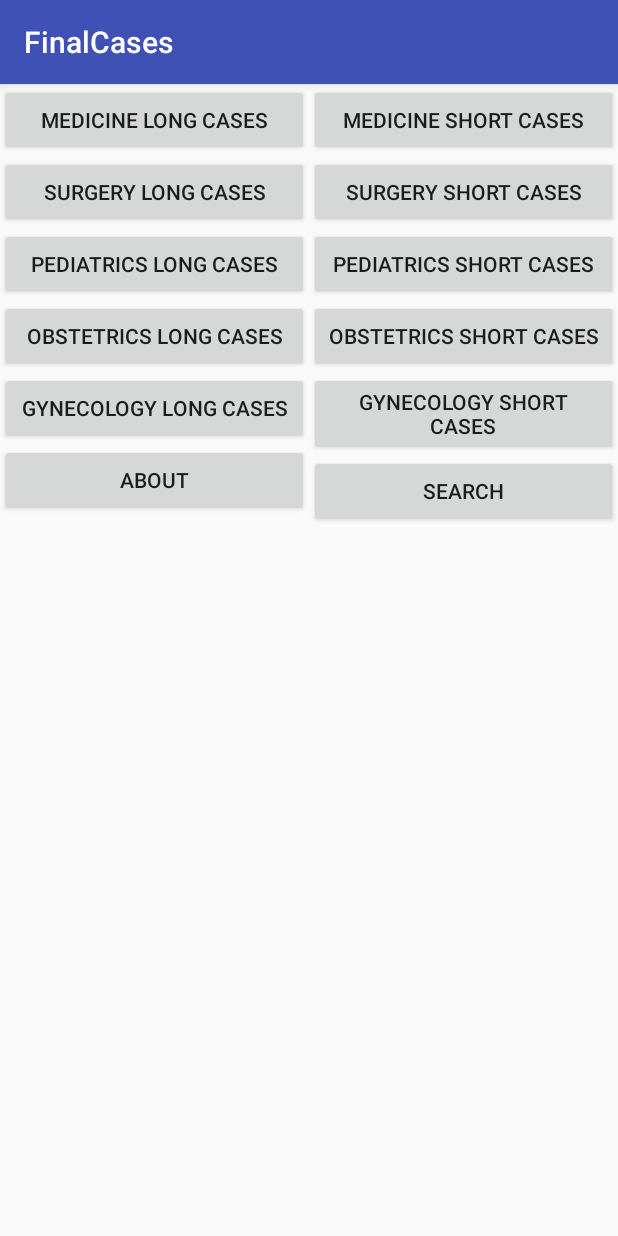
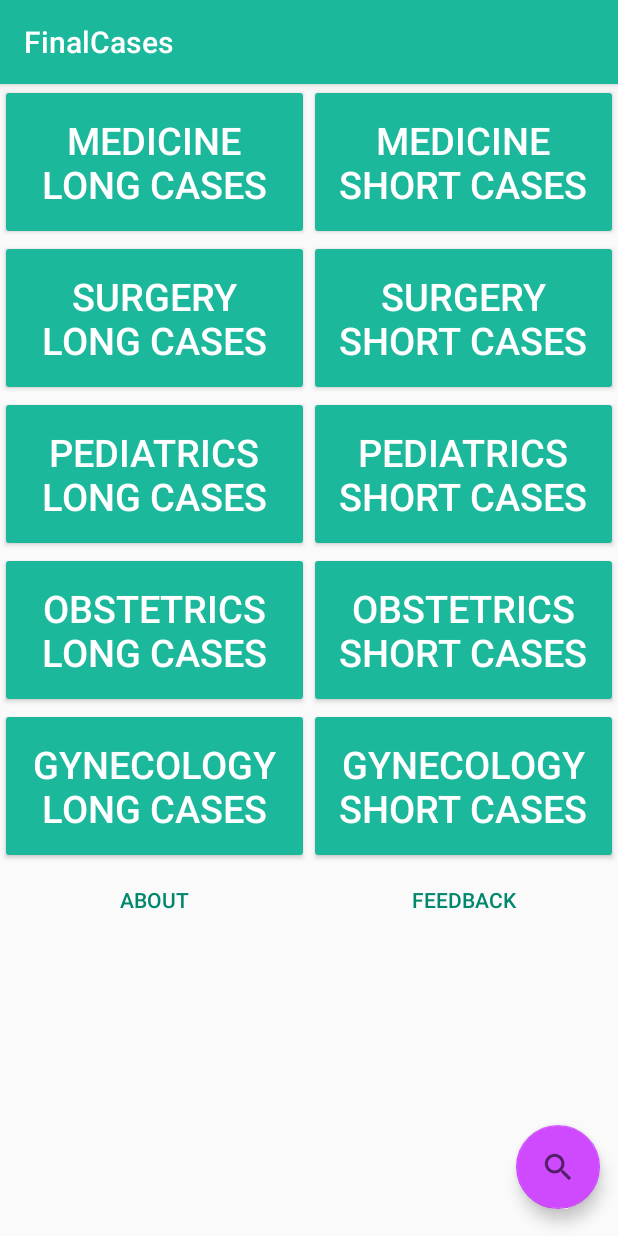
Before and after one commit to nsr8/BrowseCases, an Android app: the screen it shows after launch (MainActivity), on a phone screen of 412 x 824 dp. Run offline under Robolectric (Android 15) with nearby library versions, the phone set to English and light mode, and no system bars.

Commit message:
Incremental
Changes to UI
New theme
Updated topic list

```diff
--- a/app/build.gradle
+++ b/app/build.gradle
@@ -26,4 +26,5 @@ dependencies {
     testImplementation 'junit:junit:4.12'
     androidTestImplementation 'com.android.support.test:runner:1.0.2'
     androidTestImplementation 'com.android.support.test.espresso:espresso-core:3.0.2'
+    implementation 'com.android.support:design:28.0.0-rc02'
 }
--- a/app/src/main/java/com/zuhair/nasri/finalcases/MainActivity.java
+++ b/app/src/main/java/com/zuhair/nasri/finalcases/MainActivity.java
@@ -1,10 +1,12 @@
 package com.zuhair.nasri.finalcases;
 
 import android.content.Intent;
+import android.support.design.widget.FloatingActionButton;
 import android.support.v7.app.AppCompatActivity;
 import android.os.Bundle;
 import android.view.View;
 import android.widget.Button;
+import android.widget.Toast;
 
 public class MainActivity extends AppCompatActivity {
 
@@ -20,13 +22,16 @@ public class MainActivity extends AppCompatActivity {
     Button gyneS;
     Button gyneL;
     Button about;
-    Button search;
+    Button feedback;
+    FloatingActionButton searchFAB;
 
     @Override
     protected void onCreate(Bundle savedInstanceState) {
         super.onCreate(savedInstanceState);
         setContentView(R.layout.activity_main);
 
+        //initialize the FAB
+        searchFAB= findViewById(R.id.searchFAB);
 
         //initialize all variables
         medicineS = findViewById(R.id.medicineS);
@@ -39,8 +44,8 @@ public class MainActivity extends AppCompatActivity {
         obsL = findViewById(R.id.obsL);
         gyneS = findViewById(R.id.gyneS);
         gyneL = findViewById(R.id.gyneL);
-        about= findViewById(R.id.about);
-        search= findViewById(R.id.searchall);
+        about = findViewById(R.id.about);
+        feedback = findViewById(R.id.feedback);
 
 
 //set onClickListner for medicineS
@@ -60,7 +65,7 @@ public class MainActivity extends AppCompatActivity {
             }
         });
 
- //set onClickListner for medicineL
+        //set onClickListner for medicineL
         medicineL.setOnClickListener(new View.OnClickListener() {
 
             @Override
@@ -69,7 +74,7 @@ public class MainActivity extends AppCompatActivity {
 
                 Intent sendSection = new Intent(MainActivity.this, ListActivity.class);
 
-               //send text on the button as extra
+                //send text on the button as extra
                 sendSection.putExtra("SECTION", medicineL.getText().toString());
 
                 startActivity(sendSection);
@@ -121,7 +126,7 @@ public class MainActivity extends AppCompatActivity {
 
             }
         });
- //set onClickListner for paedL
+        //set onClickListner for paedL
         paedL.setOnClickListener(new View.OnClickListener() {
 
             @Override
@@ -214,8 +219,8 @@ public class MainActivity extends AppCompatActivity {
 
             }
         });
-        //set onClickListner for search button
-        search.setOnClickListener(new View.OnClickListener() {
+        //set onClickListner for feedback button
+        feedback.setOnClickListener(new View.OnClickListener() {
 
             @Override
 
@@ -223,12 +228,23 @@ public class MainActivity extends AppCompatActivity {
 
                 Intent sendSection = new Intent(MainActivity.this, ScrollingActivity.class);
 
-                sendSection.putExtra("SECTION", "search");
+                sendSection.putExtra("SECTION", "feedback");
 
                 startActivity(sendSection);
 
             }
         });
+        //set onClickListner for FAB
+
+        searchFAB.setOnClickListener(new View.OnClickListener() {
+            public void onClick(View v) {
+                // display toast onclick
+                Toast.makeText(MainActivity.this, "Search button is under construction", Toast.LENGTH_LONG).show();
+
+                // TODO Implement the search function
+            }
+
+        });
 
     }
 }
--- a/app/src/main/java/com/zuhair/nasri/finalcases/ScrollingActivity.java
+++ b/app/src/main/java/com/zuhair/nasri/finalcases/ScrollingActivity.java
@@ -68,10 +68,14 @@ public class ScrollingActivity extends Activity {
         }else if (getIntent().getStringExtra("SECTION").equals("Suggest new topic")) {
             //load html page of suggest content
             webView.loadUrl("file:///android_asset/suggest.html");
+        }else if (getIntent().getStringExtra("SECTION").equals("feedback")){
+            webView.loadUrl("file:///android_asset/issues.html");
 
         }else if (getIntent().getStringExtra("SECTION").equals("Goiters")) {
             //Goiter surgery short case
             webView.loadUrl("file:///android_asset/ss_goiters.html");
+
+
         } else {
            //catch all errors here
           webView.loadUrl("file:///android_asset/contribute.html");
--- a/app/src/main/res/layout/activity_main.xml
+++ b/app/src/main/res/layout/activity_main.xml
@@ -24,12 +24,18 @@
 
                 <Button
                     android:id="@+id/medicineL"
+                    android:theme="@style/PrimaryButton"
+                    android:textSize="@dimen/main_btn_text"
+                    android:padding="@dimen/main_btn_padding"
                     android:layout_width="match_parent"
                     android:layout_height="wrap_content"
                     android:text="@string/medicineL" />
 
                 <Button
                     android:id="@+id/surgeryL"
+                    android:theme="@style/PrimaryButton"
+                    android:textSize="@dimen/main_btn_text"
+                    android:padding="@dimen/main_btn_padding"
                     android:layout_width="match_parent"
                     android:layout_height="wrap_content"
                     android:text="@string/surgeryL" />
@@ -38,24 +44,34 @@
 
                 <Button
                     android:id="@+id/paedL"
+                    android:theme="@style/PrimaryButton"
+                    android:textSize="@dimen/main_btn_text"
+                    android:padding="@dimen/main_btn_padding"
                     android:layout_width="match_parent"
                     android:layout_height="wrap_content"
                     android:text="@string/paedL" />
 
                 <Button
                     android:id="@+id/obsL"
+                    android:theme="@style/PrimaryButton"
+                    android:textSize="@dimen/main_btn_text"
+                    android:padding="@dimen/main_btn_padding"
                     android:layout_width="match_parent"
                     android:layout_height="wrap_content"
                     android:text="@string/obsL" />
 
                 <Button
                     android:id="@+id/gyneL"
+                    android:theme="@style/PrimaryButton"
+                    android:textSize="@dimen/main_btn_text"
+                    android:padding="@dimen/main_btn_padding"
                     android:layout_width="match_parent"
                     android:layout_height="wrap_content"
                     android:text="@string/gyneL" />
 
                 <Button
                     android:id="@+id/about"
+                    android:theme="@style/PrimaryFlatButton"
                     android:layout_width="match_parent"
                     android:layout_height="wrap_content"
                     android:text="About"/>
@@ -70,39 +86,55 @@
 
                 <Button
                     android:id="@+id/medicineS"
+                    android:theme="@style/PrimaryButton"
+                    android:textSize="@dimen/main_btn_text"
+                    android:padding="@dimen/main_btn_padding"
                     android:layout_width="match_parent"
                     android:layout_height="wrap_content"
                     android:text="@string/medicineS" />
 
                 <Button
                     android:id="@+id/surgeryS"
+                    android:theme="@style/PrimaryButton"
+                    android:textSize="@dimen/main_btn_text"
+                    android:padding="@dimen/main_btn_padding"
                     android:layout_width="match_parent"
                     android:layout_height="wrap_content"
                     android:text="@string/surgeryS" />
 
                 <Button
                     android:id="@+id/paedS"
+                    android:theme="@style/PrimaryButton"
+                    android:textSize="@dimen/main_btn_text"
+                    android:padding="@dimen/main_btn_padding"
                     android:layout_width="match_parent"
                     android:layout_height="wrap_content"
                     android:text="@string/paedS" />
 
                 <Button
                     android:id="@+id/obsS"
+                    android:theme="@style/PrimaryButton"
+                    android:textSize="@dimen/main_btn_text"
+                    android:padding="@dimen/main_btn_padding"
                     android:layout_width="match_parent"
                     android:layout_height="wrap_content"
                     android:text="@string/obsS" />
 
                 <Button
                     android:id="@+id/gyneS"
+                    android:theme="@style/PrimaryButton"
+                    android:textSize="@dimen/main_btn_text"
+                    android:padding="@dimen/main_btn_padding"
                     android:layout_width="match_parent"
                     android:layout_height="wrap_content"
                     android:text="@string/gyneS" />
 
                  <Button
-                     android:id="@+id/searchall"
+                     android:id="@+id/feedback"
+                     android:theme="@style/PrimaryFlatButton"
                      android:layout_width="match_parent"
                      android:layout_height="wrap_content"
-                     android:text="Search"/>
+                     android:text="Feedback"/>
             </LinearLayout>
 
 
@@ -111,5 +143,21 @@
 
     </ScrollView>
 
+    <android.support.design.widget.FloatingActionButton
+        android:id="@+id/searchFAB"
+        android:layout_width="wrap_content"
+        android:layout_height="wrap_content"
+        android:padding="25dp"
+
+        app:layout_anchorGravity="bottom|end"
+        app:layout_constraintBottom_toBottomOf="parent"
+        app:layout_constraintEnd_toEndOf="parent"
+        app:useCompatPadding="true"
+
+        android:clickable="true"
+        app:srcCompat="?android:attr/actionModeWebSearchDrawable"
+        tools:layout_editor_absoluteX="387dp"
+        tools:layout_editor_absoluteY="619dp" />
+
 
 </android.support.constraint.ConstraintLayout>
--- a/app/src/main/res/values/colors.xml
+++ b/app/src/main/res/values/colors.xml
@@ -1,6 +1,10 @@
 <?xml version="1.0" encoding="utf-8"?>
 <resources>
-    <color name="colorPrimary">#3F51B5</color>
-    <color name="colorPrimaryDark">#303F9F</color>
-    <color name="colorAccent">#FF4081</color>
+    <color name="colorPrimary">#1bb89c</color>
+    <color name="colorPrimaryDark">#00876e</color>
+    <color name="colorPrimaryLight">#62ebcd</color>
+    <color name="colorAccent">#cf4aff</color>
+    <color name="colorAccentDark">#9a00cb</color>
+    <color name="colorAccentLight">#ff7fff</color>
+    <color name="colorTextDark">#000000</color>
 </resources>
--- a/app/src/main/res/values/dimens.xml
+++ b/app/src/main/res/values/dimens.xml
@@ -1,3 +1,5 @@
 <resources>
     <dimen name="text_margin">16dp</dimen>
+    <dimen name="main_btn_text">25dp</dimen>
+    <dimen name="main_btn_padding">20dp</dimen>
 </resources>
--- a/app/src/main/res/values/styles.xml
+++ b/app/src/main/res/values/styles.xml
@@ -6,6 +6,18 @@
         <item name="colorPrimary">@color/colorPrimary</item>
         <item name="colorPrimaryDark">@color/colorPrimaryDark</item>
         <item name="colorAccent">@color/colorAccent</item>
+
+    </style>
+<!-- PrimaryButton theme -->
+    <style name="PrimaryButton" parent="Theme.AppCompat">
+        <item name="colorButtonNormal">@color/colorPrimary</item>
+        <item name="colorControlHighlight">@color/colorAccentLight</item>
+    </style>
+    <!-- PrimaryFlatButton theme -->
+    <style name="PrimaryFlatButton" parent="Theme.AppCompat.Light">
+        <item name="android:buttonStyle">@style/Widget.AppCompat.Button.Borderless.Colored</item>
+        <item name="colorControlHighlight">@color/colorAccentLight</item>
+        <item name="colorAccent">@color/colorPrimaryDark</item>
     </style>
 
 </resources>
```
Also changed, not shown: app/src/main/java/com/zuhair/nasri/finalcases/ListActivity.java (+30 -9 lines), app/src/main/res/layout/activity_list.xml (+6 -3 lines), 1 other file.
